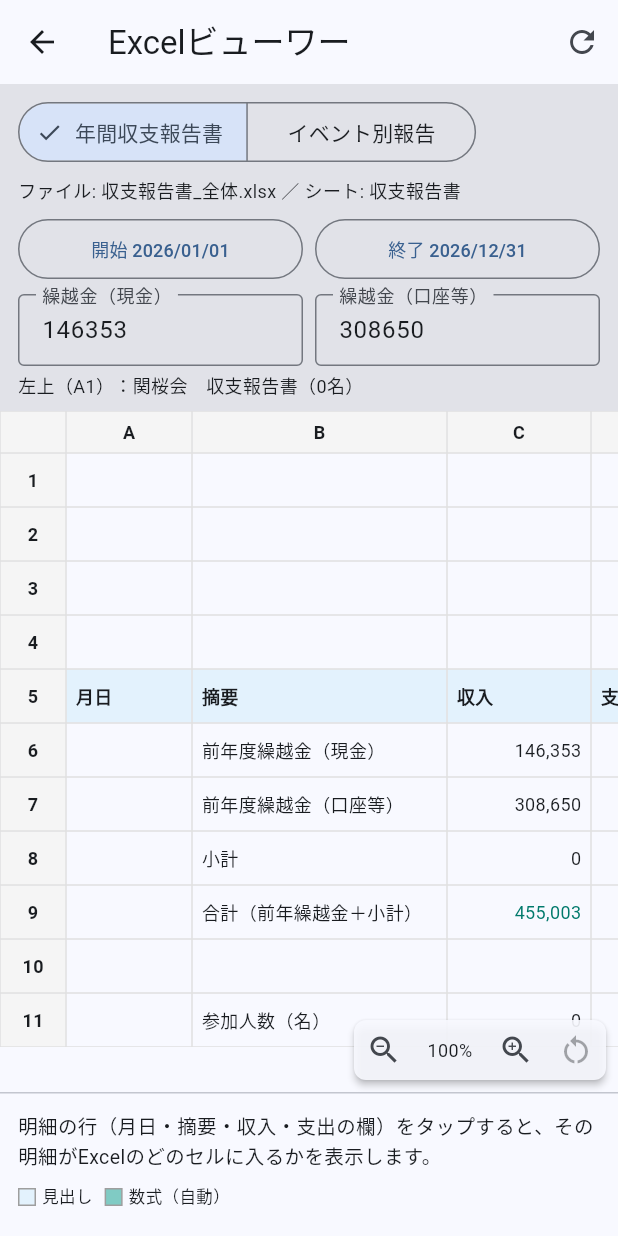
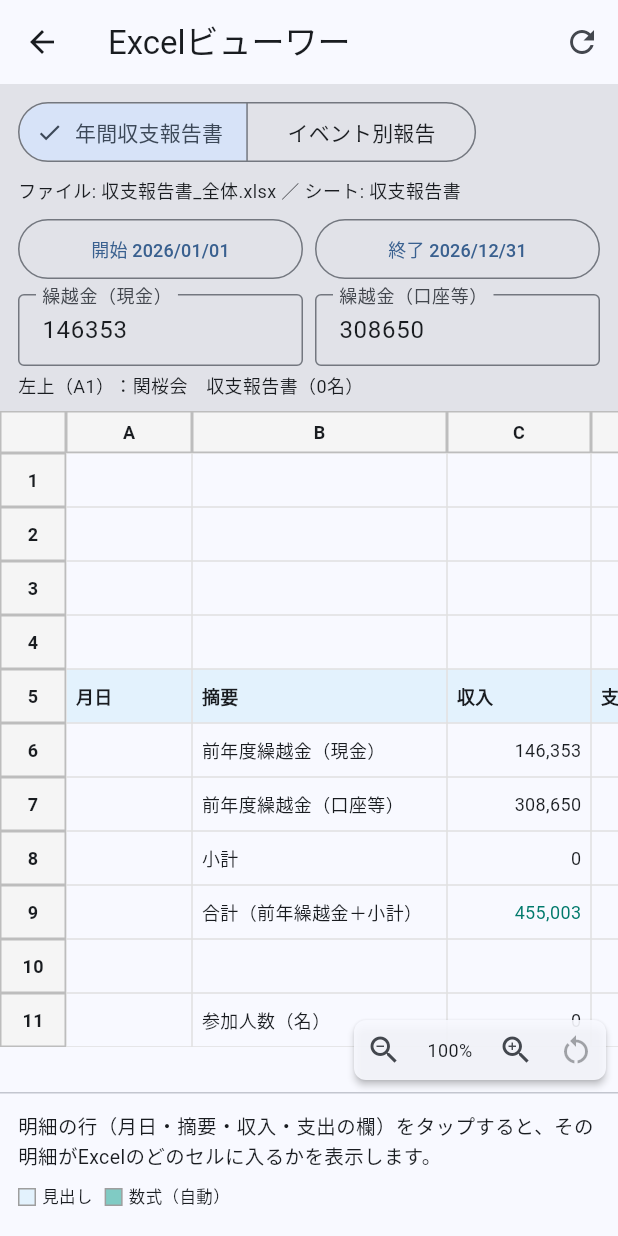
Before and after one commit to ichise38-svg/receipt-report, a Flutter app: the ExcelViewerScreen screen opened directly, on a phone screen of 412 x 824 dp. Run offline on Flutter 3.47's test engine with Material 3 defaults, Android fonts, the phone set to English and light mode, and no system bars; our stand-ins replace file_picker, image_picker, pdf, printing, share_plus, shared_preferences; missing offline and left inert: excel; accounts and stored records are empty; network calls fail.

Commit message:
ホームの作業パネル内のExcelビューワーを改善：二重の縦スクロールを解消、表の高さを360pxに、枠線とスクロールバーを見やすく

```diff
--- a/lib/screens/excel_viewer_screen.dart
+++ b/lib/screens/excel_viewer_screen.dart
@@ -212,7 +212,17 @@ class _ExcelViewerScreenState extends State<ExcelViewerScreen> {
               mainAxisSize: MainAxisSize.min,
               children: [
                 _buildHeaderInfo(),
-                SizedBox(height: 260, child: _buildGrid()),
+                Container(
+                  height: 360,
+                  decoration: BoxDecoration(
+                    border: Border.all(
+                      color: Theme.of(context).colorScheme.outline,
+                    ),
+                    borderRadius: BorderRadius.circular(8),
+                  ),
+                  clipBehavior: Clip.antiAlias,
+                  child: _buildGrid(),
+                ),
                 _buildExplain(),
               ],
             );
@@ -372,8 +382,17 @@ class _ExcelViewerScreenState extends State<ExcelViewerScreen> {
           onPointerCancel: _onPointerUp,
           child: Scrollbar(
             controller: _vScroll,
+            thumbVisibility: true,
+            thickness: 8,
+            radius: const Radius.circular(4),
             child: SingleChildScrollView(
               controller: _vScroll,
+              child: Scrollbar(
+                controller: _hScroll,
+                thumbVisibility: true,
+                thickness: 8,
+                radius: const Radius.circular(4),
+                notificationPredicate: (n) => n.depth == 1,
                 child: SingleChildScrollView(
                   controller: _hScroll,
                   scrollDirection: Axis.horizontal,
@@ -384,6 +403,7 @@ class _ExcelViewerScreenState extends State<ExcelViewerScreen> {
                         _gridHeader(),
                         for (var r = 0; r < rowCount; r++) _gridRow(r),
                       ],
+                    ),
                   ),
                 ),
               ),
@@ -571,7 +591,7 @@ class _ExcelViewerScreenState extends State<ExcelViewerScreen> {
         color: highlight
             ? Theme.of(context).colorScheme.primary.withValues(alpha: 0.2)
             : (header ? const Color(0xFFF5F5F5) : null),
-        border: Border.all(color: Colors.grey.shade300, width: 0.5),
+        border: Border.all(color: Colors.grey.shade400, width: 1),
       ),
       child: Text(
         text,
--- a/lib/screens/home_screen.dart
+++ b/lib/screens/home_screen.dart
@@ -495,10 +495,9 @@ class _HomeScreenState extends State<HomeScreen> with WidgetsBindingObserver {
         borderRadius: BorderRadius.circular(16),
         border: Border.all(color: scheme.outlineVariant),
       ),
-      constraints: const BoxConstraints(maxHeight: 620),
-      child: SingleChildScrollView(
       child: Column(
         crossAxisAlignment: CrossAxisAlignment.stretch,
+        mainAxisSize: MainAxisSize.min,
         children: [
           Text(
             '入力 → すぐ下のExcelに反映',
@@ -511,7 +510,6 @@ class _HomeScreenState extends State<HomeScreen> with WidgetsBindingObserver {
           const Divider(height: 24),
           ExcelViewerScreen(embedded: true, refreshKey: _refreshTick),
         ],
-        ),
       ),
     );
   }
```
Lines whose indentation alone changed are shown as unchanged.
